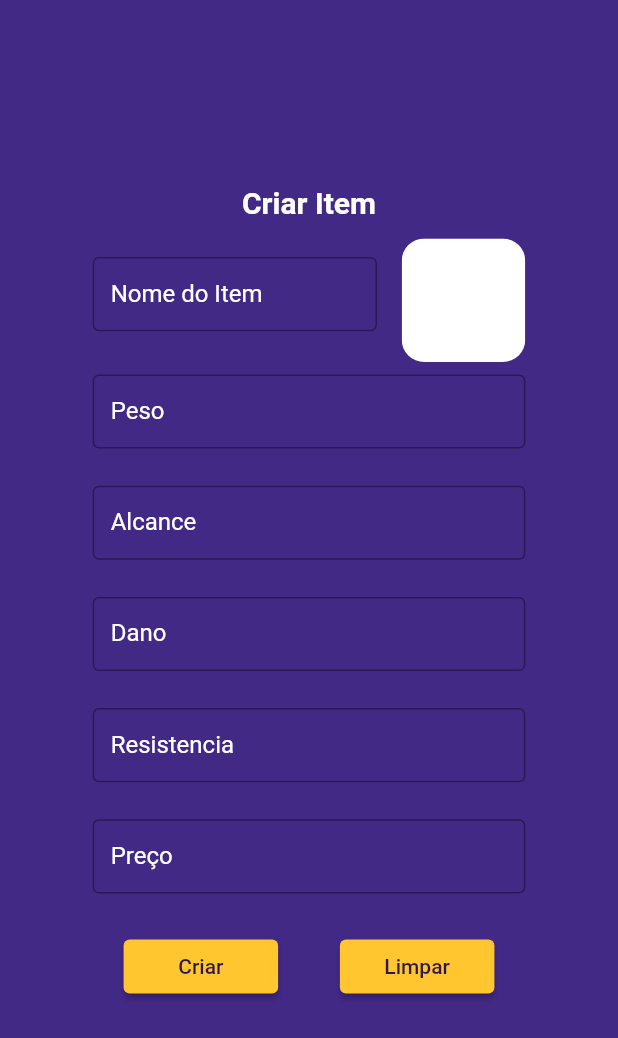
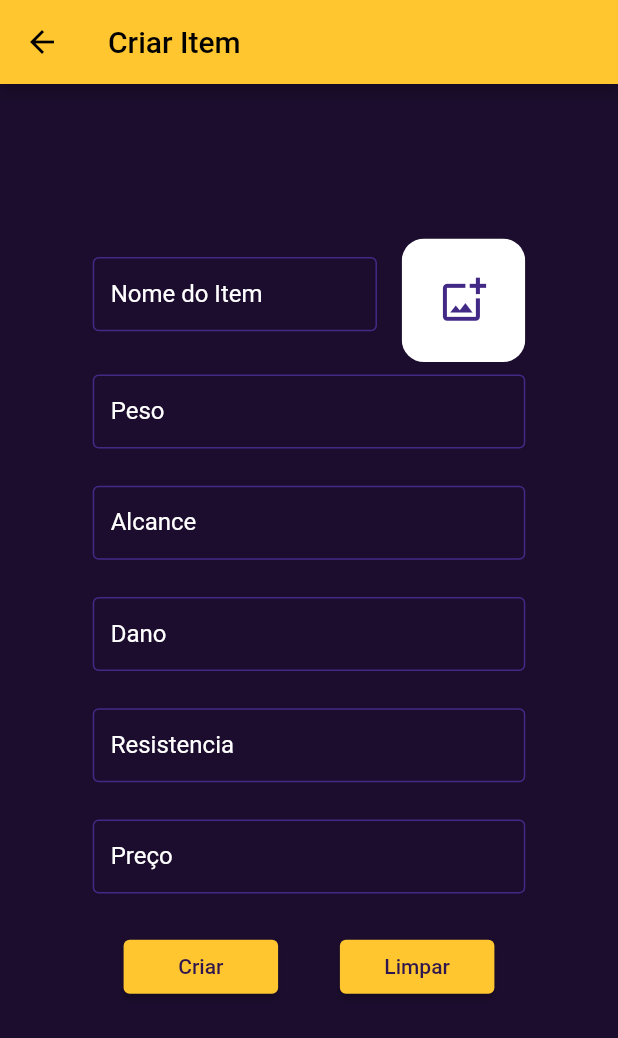
Before and after one commit to AlmostZF/App_RPG, a Flutter app: the ModalItem screen opened directly, on a phone screen of 412 x 824 dp. Shown: the top 1038 px of the screen. Run offline on Flutter 3.47's test engine with Material 2 defaults, Android fonts, the phone set to English and light mode, and no system bars; our stand-ins replace file_picker, firebase_core, firebase_storage, syncfusion_flutter_sliders; missing offline and left inert: kg_charts; accounts and stored records are empty; network calls fail.

Commit message:
tela de criar itens atualizada no layout e icones de adicionar imagens

```diff
--- a/rpg_app/lib/style/colors.dart
+++ b/rpg_app/lib/style/colors.dart
@@ -7,8 +7,8 @@ const defaultColor = Color(0xFF432986);
 const otherColor = Color(0xFFFFFFFF);
 
 MaterialColor defaultColorMaterial = MaterialColor(
-  Color.fromRGBO(67, 41, 134, 1).value,
-  <int, Color>{
+ const Color.fromRGBO(67, 41, 134, 1).value,
+ const <int, Color>{
     50: Color.fromRGBO(67, 41, 134, 0.1),
     100: Color.fromRGBO(67, 41, 134, 0.2),
     200: Color.fromRGBO(67, 41, 134, 0.3),
@@ -22,8 +22,8 @@ MaterialColor defaultColorMaterial = MaterialColor(
   },
 );
 MaterialColor secondColorMaterial = MaterialColor(
-  Color.fromARGB(255, 255, 198, 47).value,
-  <int, Color>{
+ const Color.fromARGB(255, 255, 198, 47).value,
+  const <int, Color>{
     50: Color.fromRGBO(67, 41, 134, 0.1),
     100: Color.fromRGBO(67, 41, 134, 0.2),
     200: Color.fromRGBO(67, 41, 134, 0.3),
--- a/rpg_app/lib/view/homePage.dart
+++ b/rpg_app/lib/view/homePage.dart
@@ -15,7 +15,7 @@ class _HomePageState extends State<HomePage> {
     Size size = MediaQuery.of(context).size;
     return Scaffold(
       body: Padding(
-        padding: EdgeInsets.only(top: size.width * .7),
+        padding: EdgeInsets.only(top: size.width * .6),
         child: Column(
           children: [
             Center(
@@ -29,7 +29,7 @@ class _HomePageState extends State<HomePage> {
               ),
             ),
             Padding(
-              padding: EdgeInsets.only(top: size.width * .4),
+              padding: EdgeInsets.only(top: size.width * .2),
               child: SizedBox(
                 width: size.width * 0.35,
                 child: ElevatedButton(
--- a/rpg_app/lib/view/modal_Item.dart
+++ b/rpg_app/lib/view/modal_Item.dart
@@ -9,20 +9,15 @@ class ModalItem extends StatelessWidget {
     Size size = MediaQuery.of(context).size;
 
     return Scaffold(
-      backgroundColor: defaultColor,
+      appBar: AppBar(
+        title: Text("Criar Item"),
+      ),
+      backgroundColor: backgroundColor,
       body: SingleChildScrollView(
         child: Padding(
-          padding: EdgeInsets.only(top: size.width * 0.3),
+          padding: EdgeInsets.only(top: size.width * .25),
           child: Column(
             children: [
-              const Text('Criar Item',
-                  style: TextStyle(
-                      color: otherColor,
-                      fontWeight: FontWeight.bold,
-                      fontSize: 20)),
-              Padding(
-                  padding: EdgeInsets.only(
-                      right: size.width * 0.3, top: size.width * 0.03)),
               Stack(
                 children: [
                   Padding(
@@ -34,6 +29,9 @@ class ModalItem extends StatelessWidget {
                       child: const TextField(
                         decoration: InputDecoration(
                             border: OutlineInputBorder(),
+                            enabledBorder: OutlineInputBorder(
+                          borderSide: BorderSide(color: defaultColor),
+                        ),
                             labelText: "Nome do Item"),
                       ),
                     ),
@@ -46,6 +44,14 @@ class ModalItem extends StatelessWidget {
                     child: ClipRRect(
                       borderRadius: BorderRadius.circular(15),
                       child: Container(
+                        child: GestureDetector(
+                          child: Icon(
+                            Icons.add_photo_alternate_outlined,
+                            color: defaultColor,
+                            size: size.width * .08,
+                          ),
+                          onTap: () => {print("clicado")},
+                        ),
                         width: size.width * 0.2,
                         height: size.height * 0.1,
                         color: otherColor,
@@ -63,7 +69,10 @@ class ModalItem extends StatelessWidget {
                   height: size.height * 0.06,
                   child: const TextField(
                     decoration: InputDecoration(
-                        border: OutlineInputBorder(), labelText: "Peso"),
+                        border: OutlineInputBorder(),
+                        enabledBorder: OutlineInputBorder(
+                          borderSide: BorderSide(color: defaultColor),
+                        ), labelText: "Peso"),
                   ),
                 ),
               ),
@@ -74,7 +83,10 @@ class ModalItem extends StatelessWidget {
                   height: size.height * 0.06,
                   child: const TextField(
                     decoration: InputDecoration(
-                        border: OutlineInputBorder(), labelText: "Alcance"),
+                        border: OutlineInputBorder(),
+                        enabledBorder: OutlineInputBorder(
+                          borderSide: BorderSide(color: defaultColor),
+                        ), labelText: "Alcance"),
                   ),
                 ),
               ),
@@ -85,7 +97,10 @@ class ModalItem extends StatelessWidget {
                   height: size.height * 0.06,
                   child: const TextField(
                     decoration: InputDecoration(
-                        border: OutlineInputBorder(), labelText: "Dano"),
+                        border: OutlineInputBorder(),
+                        enabledBorder: OutlineInputBorder(
+                          borderSide: BorderSide(color: defaultColor),
+                        ), labelText: "Dano"),
                   ),
                 ),
               ),
@@ -96,7 +111,10 @@ class ModalItem extends StatelessWidget {
                   height: size.height * 0.06,
                   child: const TextField(
                     decoration: InputDecoration(
-                        border: OutlineInputBorder(), labelText: "Resistencia"),
+                        border: OutlineInputBorder(),
+                        enabledBorder: OutlineInputBorder(
+                          borderSide: BorderSide(color: defaultColor),
+                        ), labelText: "Resistencia"),
                   ),
                 ),
               ),
@@ -107,7 +125,11 @@ class ModalItem extends StatelessWidget {
                   height: size.height * 0.06,
                   child: const TextField(
                     decoration: InputDecoration(
-                        border: OutlineInputBorder(), labelText: "Preço"),
+                        border: OutlineInputBorder(),
+                        enabledBorder: OutlineInputBorder(
+                          borderSide: BorderSide(color: defaultColor),
+                        ),
+                        labelText: "Preço"),
                   ),
                 ),
               ),
```
Also changed, not shown: rpg_app/lib/view/battle_screen.dart (+27 -16 lines), rpg_app/lib/view/modal_poder.dart (+12 -1 lines), rpg_app/asset/images/logo.png, 1 other file.
